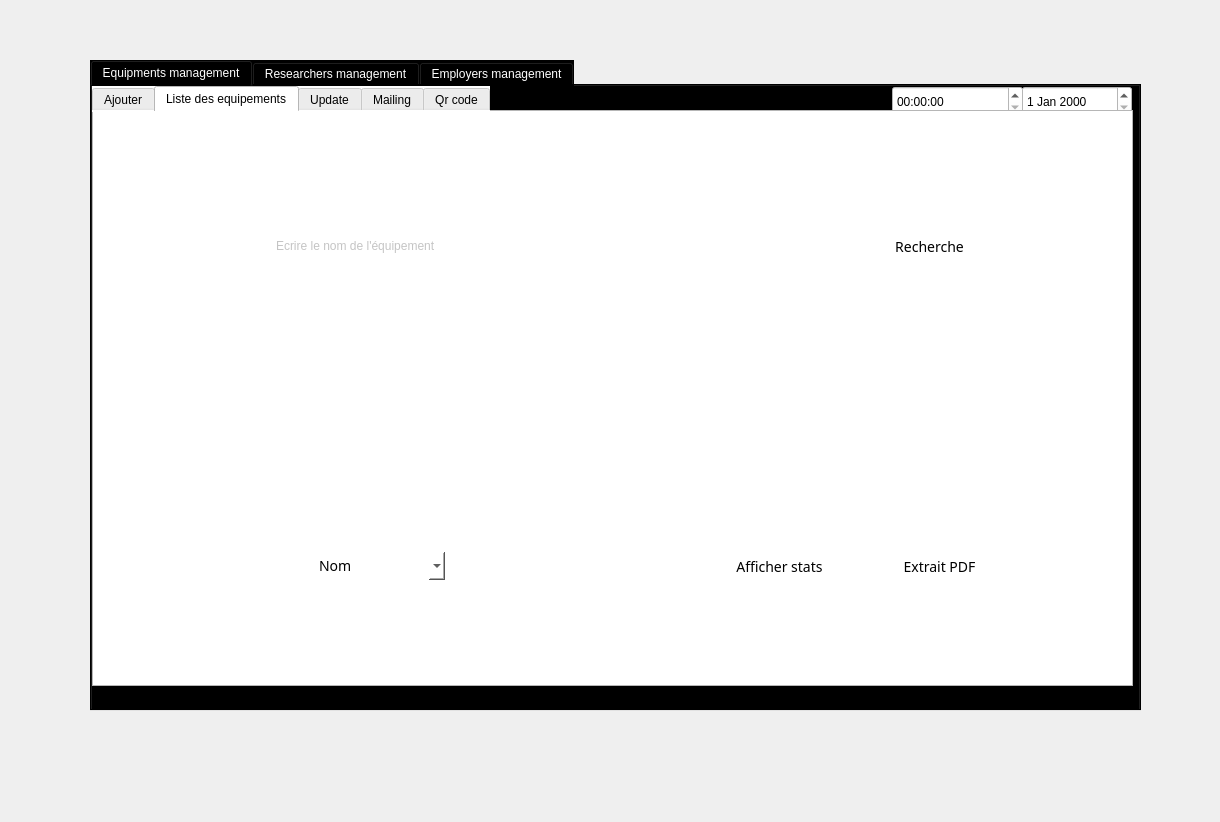
First picture: the form in materiel.ui, repository Hamoda73/Projet_Smart_rdi_center, before the edit.
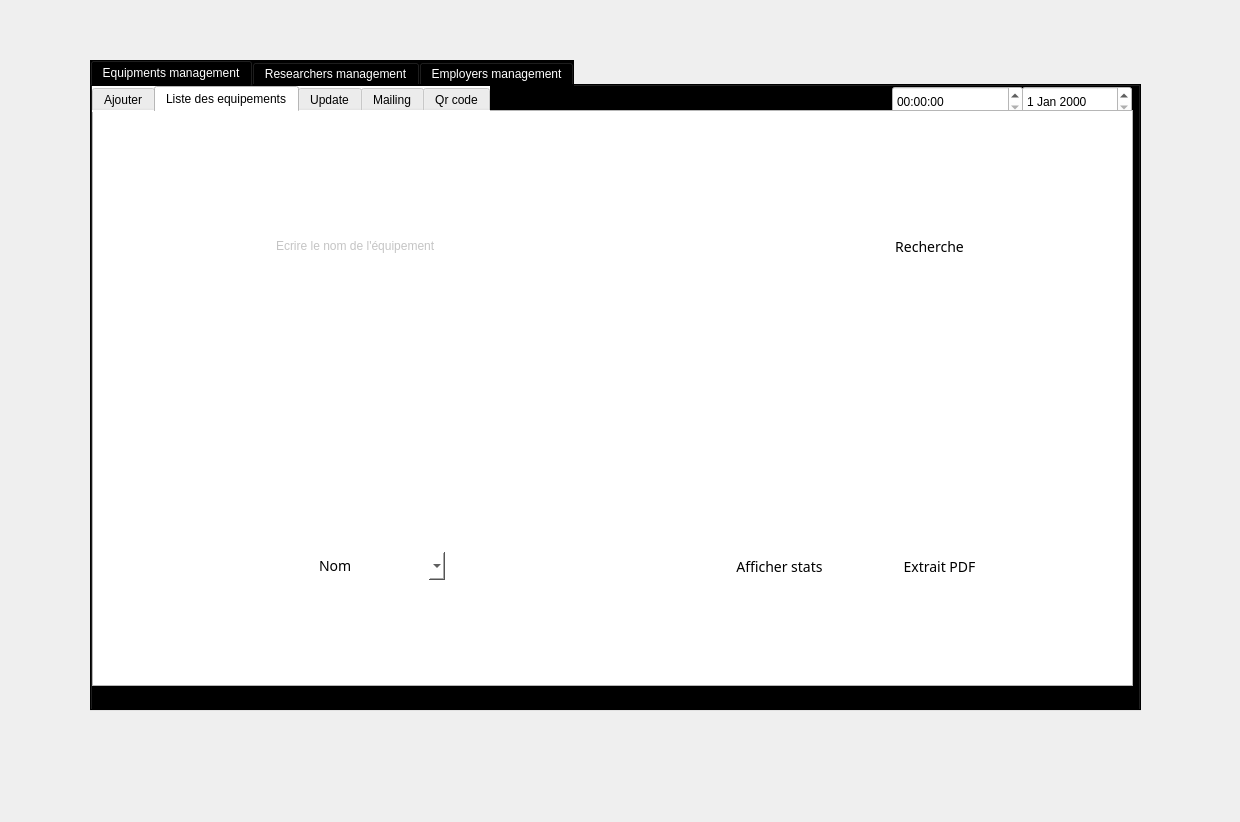
Second picture: the form after the edit. Icons and pictures are not drawn.

```diff
--- a/materiel.ui
+++ b/materiel.ui
@@ -6,7 +6,7 @@
    <rect>
     <x>0</x>
     <y>0</y>
-    <width>1220</width>
+    <width>1240</width>
     <height>822</height>
    </rect>
   </property>
```
